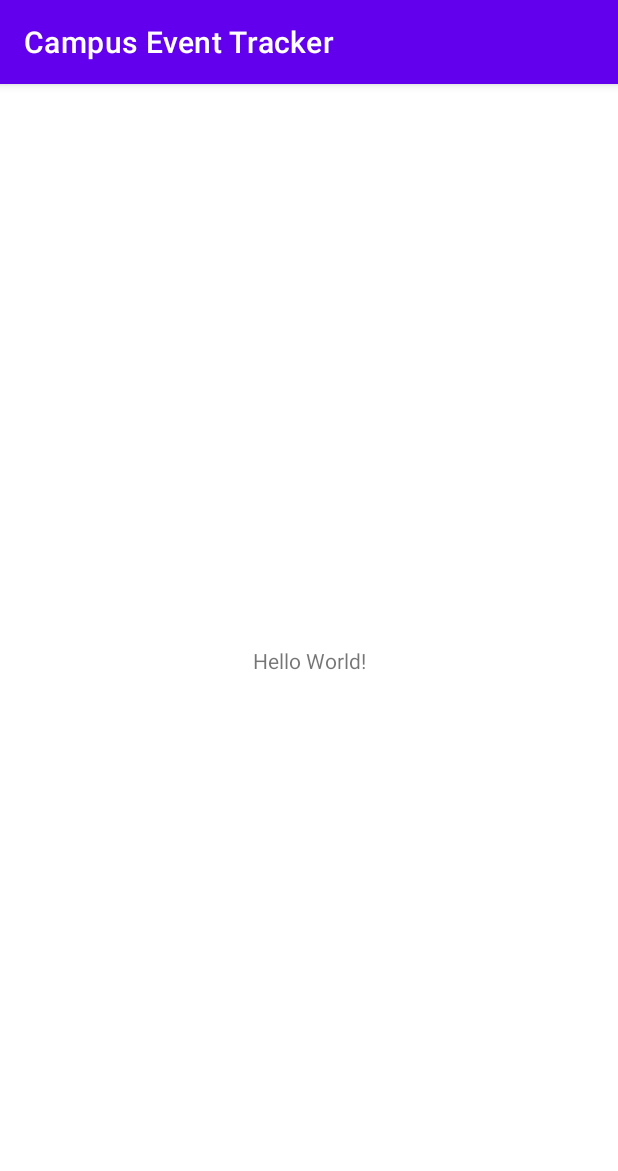
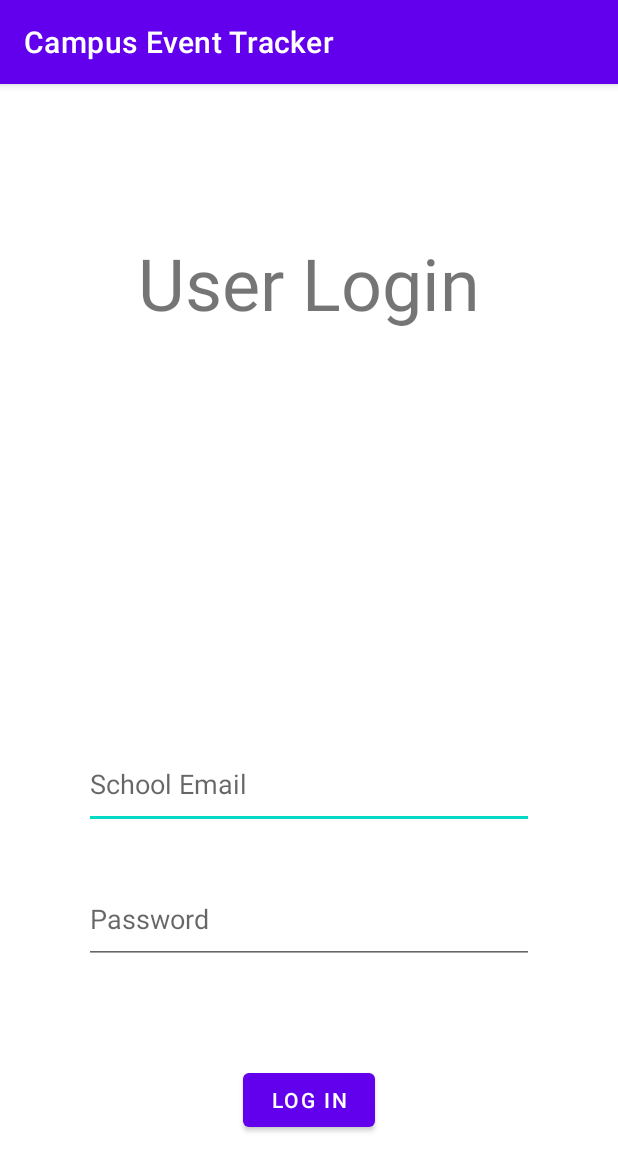
Before and after one commit to CAnsbach/CIT498, an Android app: the screen it shows after launch (MainActivity), on a phone screen of 412 x 824 dp. Shown: the top 1171 px of the screen. Run offline under Robolectric (Android 15) with nearby library versions, the phone set to English and light mode, and no system bars.

Commit message:
Added Code and Activity
Added a login screen (does not have functionality yet) and added code to MainActivity.java to show a toast notification when the login button is pressed.

```diff
--- a/CampusEventTracker/app/src/main/java/com/example/campuseventtracker/MainActivity.java
+++ b/CampusEventTracker/app/src/main/java/com/example/campuseventtracker/MainActivity.java
@@ -3,12 +3,35 @@ package com.example.campuseventtracker;
 import androidx.appcompat.app.AppCompatActivity;
 
 import android.os.Bundle;
+import android.view.View;
+import android.widget.Button;
+import android.widget.EditText;
+import android.widget.Toast;
 
-public class MainActivity extends AppCompatActivity {
+import org.w3c.dom.Text;
+
+public class MainActivity extends AppCompatActivity
+{
+    EditText inpUsername, inpPassword;
+    Button btnLogin;
 
     @Override
-    protected void onCreate(Bundle savedInstanceState) {
+    protected void onCreate(Bundle savedInstanceState)
+    {
         super.onCreate(savedInstanceState);
         setContentView(R.layout.activity_main);
+
+        inpUsername =  findViewById(R.id.txtUsernameInput);
+        inpPassword = findViewById(R.id.txtPasswordInput);
+        btnLogin = findViewById(R.id.btnLogin);
+
+        btnLogin.setOnClickListener(new View.OnClickListener()
+        {
+            @Override
+            public void onClick(View view)
+            {
+                Toast.makeText(getApplicationContext(), inpUsername.getText(), Toast.LENGTH_SHORT).show();
+            }
+        });
     }
 }
--- a/CampusEventTracker/app/src/main/res/layout/activity_main.xml
+++ b/CampusEventTracker/app/src/main/res/layout/activity_main.xml
@@ -7,12 +7,55 @@
     tools:context=".MainActivity">
 
     <TextView
+        android:id="@+id/txtHeaderLogin"
         android:layout_width="wrap_content"
         android:layout_height="wrap_content"
-        android:text="Hello World!"
-        app:layout_constraintBottom_toBottomOf="parent"
+        android:layout_marginTop="100dp"
+        android:text="@string/login_header"
+        android:textAlignment="center"
+
+        android:textSize="48sp"
+        android:typeface="sans"
         app:layout_constraintLeft_toLeftOf="parent"
         app:layout_constraintRight_toRightOf="parent"
         app:layout_constraintTop_toTopOf="parent" />
 
+    <EditText
+        android:id="@+id/txtUsernameInput"
+        android:layout_width="300dp"
+        android:layout_height="60dp"
+        android:ems="10"
+        android:hint="@string/email_PH"
+        android:importantForAutofill="no"
+        android:inputType="textPersonName"
+        app:layout_constraintBottom_toBottomOf="parent"
+        app:layout_constraintEnd_toEndOf="parent"
+        app:layout_constraintStart_toStartOf="parent"
+        app:layout_constraintTop_toBottomOf="@+id/txtHeaderLogin"
+        tools:ignore="TextContrastCheck" />
+
+    <EditText
+        android:id="@+id/txtPasswordInput"
+        android:layout_width="300dp"
+        android:layout_height="60dp"
+        android:layout_marginTop="30dp"
+        android:ems="10"
+        android:hint="@string/password_PH"
+        android:importantForAutofill="no"
+        android:inputType="textPassword"
+        app:layout_constraintEnd_toEndOf="parent"
+        app:layout_constraintStart_toStartOf="parent"
+        app:layout_constraintTop_toBottomOf="@+id/txtUsernameInput"
+        tools:ignore="TextContrastCheck" />
+
+    <Button
+        android:id="@+id/btnLogin"
+        android:layout_width="wrap_content"
+        android:layout_height="wrap_content"
+        android:text="@string/btnLogin_text"
+        app:layout_constraintBottom_toBottomOf="parent"
+        app:layout_constraintEnd_toEndOf="parent"
+        app:layout_constraintStart_toStartOf="parent"
+        app:layout_constraintTop_toBottomOf="@+id/txtPasswordInput" />
+
 </androidx.constraintlayout.widget.ConstraintLayout>
--- a/CampusEventTracker/app/src/main/res/values/strings.xml
+++ b/CampusEventTracker/app/src/main/res/values/strings.xml
@@ -1,3 +1,8 @@
 <resources>
     <string name="app_name">Campus Event Tracker</string>
+    <string name="login_header">User Login</string>
+    <string name="email_PH">School Email</string>
+    <string name="password_PH">Password</string>
+    <string name="btnLogin_text">Log In</string>
+    <string name="btnRegister_text">Register</string>
 </resources>
```
